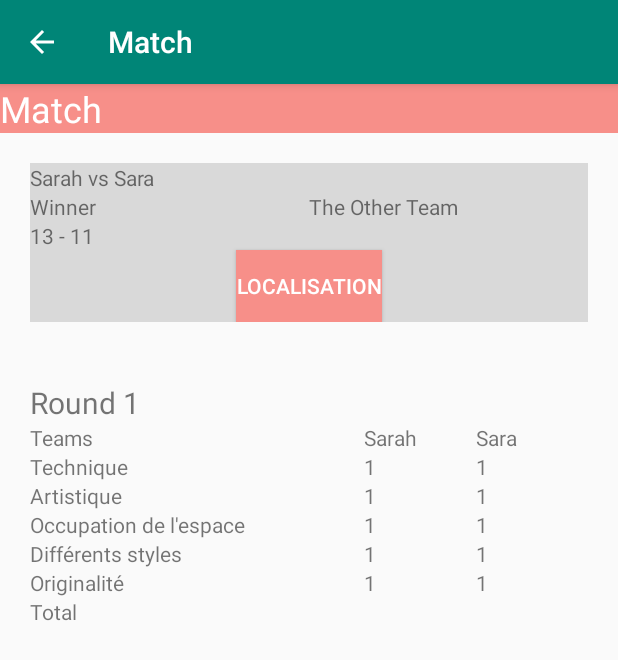
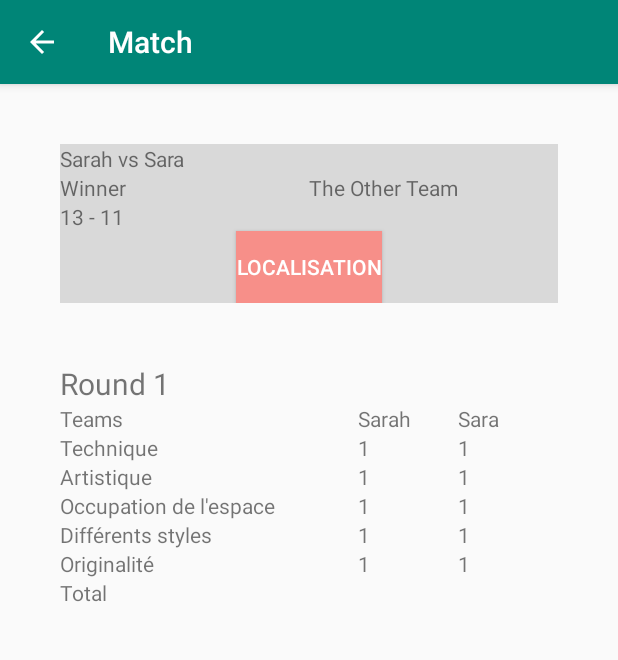
Before and after one commit to Schouketta/ProjetAndroid, an Android app: the Match screen opened directly, with no data from a screen before it, on a phone screen of 412 x 824 dp. Shown: the top 660 px of the screen. Run offline under Robolectric (Android 15) with nearby library versions, the phone set to English and light mode, and no system bars.

Commit message:
commit ok

```diff
--- a/app/src/main/res/layout/activity_match.xml
+++ b/app/src/main/res/layout/activity_match.xml
@@ -6,23 +6,8 @@
     <LinearLayout
         android:layout_width="match_parent"
         android:layout_height="wrap_content"
-        android:orientation="vertical">
-
-        <LinearLayout
-            android:layout_width="match_parent"
-            android:layout_height="wrap_content"
-            android:background="@color/pink"
-            android:isScrollContainer="true">
-
-            <TextView
-                android:layout_width="wrap_content"
-                android:layout_height="wrap_content"
-                android:layout_gravity="center_vertical|center_horizontal"
-                android:text="@string/matchTitle"
-                android:textColor="@color/white"
-                android:textSize="24sp" />
-        </LinearLayout>
-
+        android:orientation="vertical"
+        android:padding="20dp">
 
         <LinearLayout
             android:layout_width="match_parent"
```
